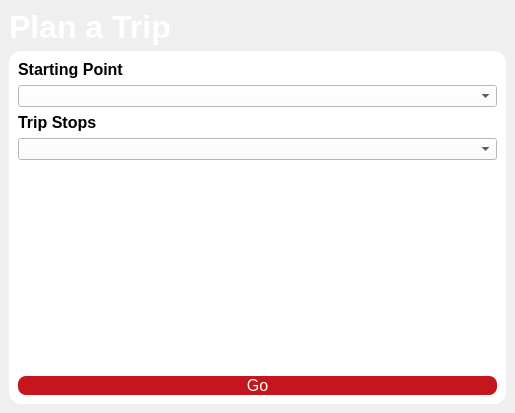
Old version of the form planatrip.ui in the repository Akil0814/College_Tour.
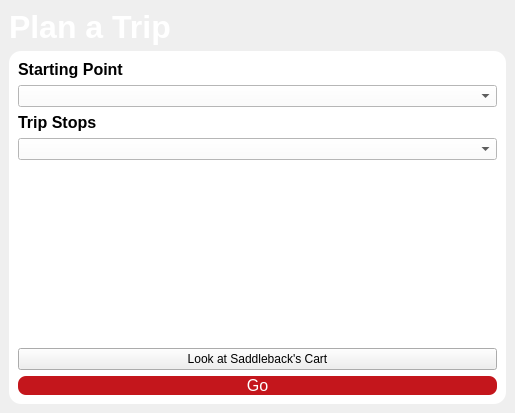
New version of the form.

Commit message: cart page actual screen

What changed in the file:
```diff
--- a/planatrip.ui
+++ b/planatrip.ui
@@ -80,6 +80,13 @@
          <item>
           <widget class="QListWidget" name="listWidget"/>
          </item>
+         <item>
+          <widget class="QPushButton" name="btnTestCart">
+           <property name="text">
+            <string>Look at Saddleback's Cart</string>
+           </property>
+          </widget>
+         </item>
          <item>
           <spacer name="buttonSpacer">
            <property name="orientation">
```
The commit also changes 24 other files.
